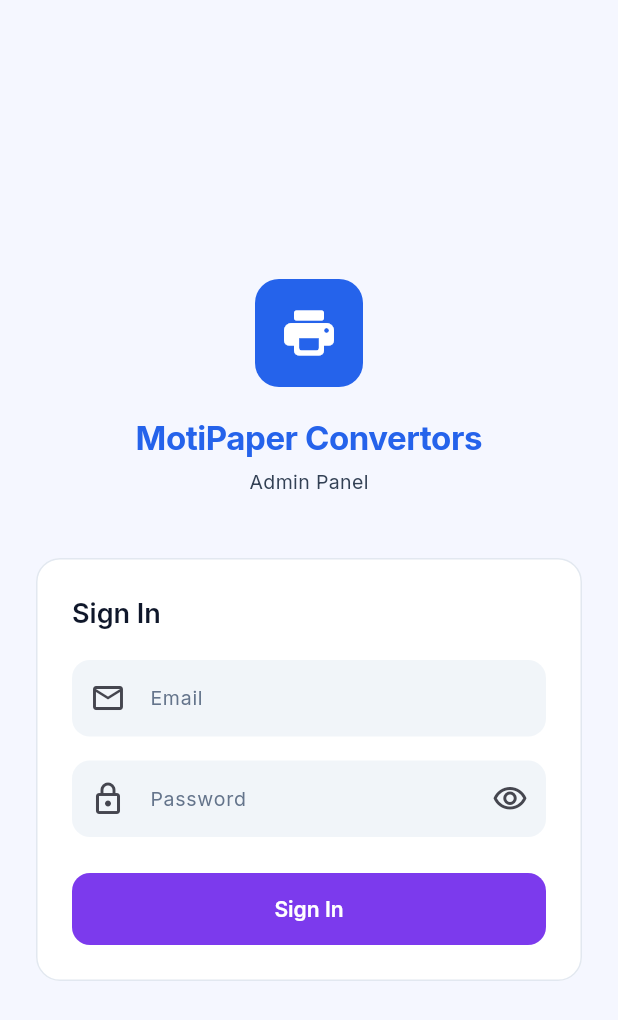
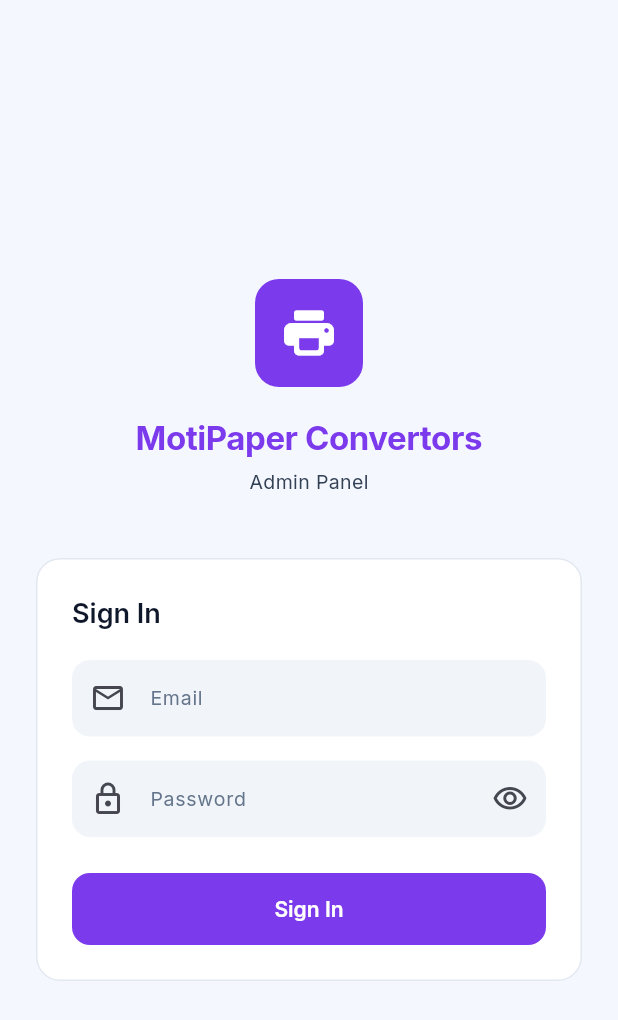
Before and after one commit to prateeksharmaand/motipaperconvertors, a Flutter app: the screen it shows after launch, on a phone screen of 412 x 824 dp. Shown: the top 1020 px of the screen. Run offline on Flutter 3.47's test engine with Material 3 defaults, Android fonts, the phone set to English and light mode, and no system bars; our stand-ins replace bloc, dio, equatable, firebase_core, firebase_messaging, fl_chart and 6 more; accounts and stored records are empty; network calls fail.

Commit message:
fix: login logo and title color to #7C3AED
Co-Authored-By: Claude Sonnet 4.6 <noreply@anthropic.com>

```diff
--- a/mobile_admin/lib/features/auth/login_screen.dart
+++ b/mobile_admin/lib/features/auth/login_screen.dart
@@ -54,11 +54,11 @@ class _LoginScreenState extends State<LoginScreen> {
                     const SizedBox(height: 40),
                     Container(
                       padding: const EdgeInsets.all(16),
-                      decoration: BoxDecoration(color: AppColors.primary, borderRadius: BorderRadius.circular(16)),
+                      decoration: BoxDecoration(color: const Color(0xFF7C3AED), borderRadius: BorderRadius.circular(16)),
                       child: const Icon(Icons.print_rounded, size: 40, color: Colors.white),
                     ),
                     const SizedBox(height: 20),
-                    Text('MotiPaper Convertors', style: Theme.of(context).textTheme.headlineMedium?.copyWith(color: AppColors.primary)),
+                    Text('MotiPaper Convertors', style: Theme.of(context).textTheme.headlineMedium?.copyWith(color: const Color(0xFF7C3AED))),
                     const SizedBox(height: 6),
                     Text('Admin Panel', style: Theme.of(context).textTheme.bodyMedium),
                     const SizedBox(height: 40),
```
